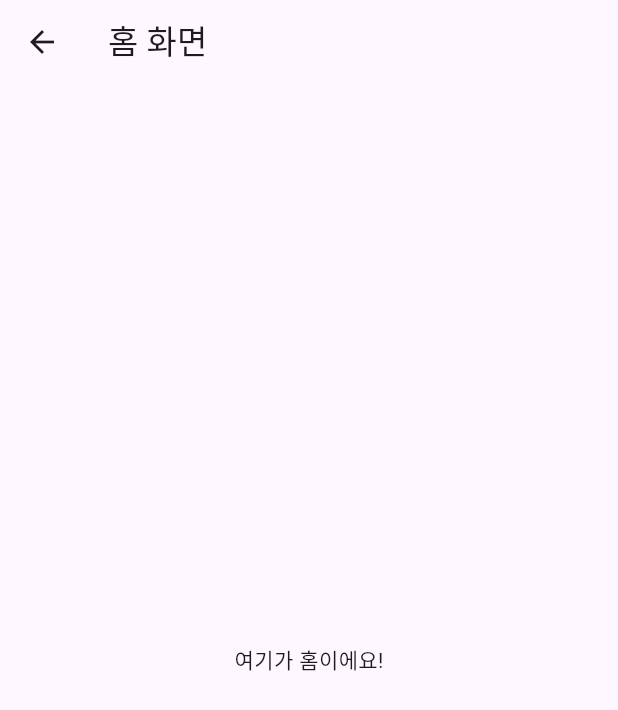
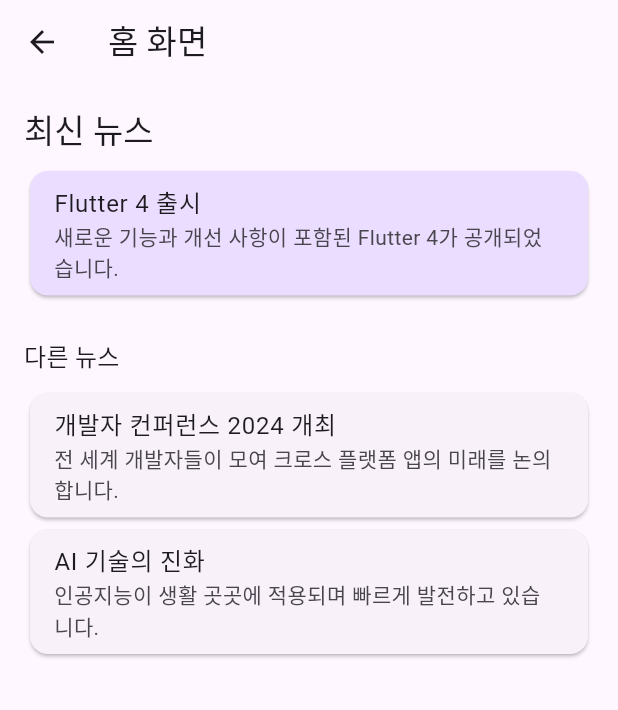
Before and after one commit to kimeach/buillient_app, a Flutter app: the HomeScreen screen opened directly, on a phone screen of 412 x 824 dp. Shown: the top 710 px of the screen. Run offline on Flutter 3.47's test engine with Material 3 defaults, Android fonts, the phone set to English and light mode, and no system bars; our stand-ins replace auto_route.

Commit message:
Update home screen with latest news section

```diff
--- a/lib/home/screens/home_screen.dart
+++ b/lib/home/screens/home_screen.dart
@@ -7,9 +7,54 @@
 
   @override
   Widget build(BuildContext context) {
+    final List<Map<String, String>> articles = [
+      {
+        'title': 'Flutter 4 출시',
+        'description': '새로운 기능과 개선 사항이 포함된 Flutter 4가 공개되었습니다.',
+      },
+      {
+        'title': '개발자 컨퍼런스 2024 개최',
+        'description': '전 세계 개발자들이 모여 크로스 플랫폼 앱의 미래를 논의합니다.',
+      },
+      {
+        'title': 'AI 기술의 진화',
+        'description': '인공지능이 생활 곳곳에 적용되며 빠르게 발전하고 있습니다.',
+      },
+    ];
+
     return Scaffold(
       appBar: AppBar(title: const Text('홈 화면')),
-      body: const Center(child: Text('여기가 홈이에요!')),
+      body: ListView(
+        padding: const EdgeInsets.all(16),
+        children: [
+          Text(
+            '최신 뉴스',
+            style: Theme.of(context).textTheme.titleLarge,
+          ),
+          const SizedBox(height: 8),
+          Card(
+            color: Theme.of(context).colorScheme.primaryContainer,
+            child: ListTile(
+              title: Text(articles.first['title']!),
+              subtitle: Text(articles.first['description']!),
+            ),
+          ),
+          const SizedBox(height: 24),
+          Text(
+            '다른 뉴스',
+            style: Theme.of(context).textTheme.titleMedium,
+          ),
+          const SizedBox(height: 8),
+          ...articles.skip(1).map(
+            (article) => Card(
+              child: ListTile(
+                title: Text(article['title']!),
+                subtitle: Text(article['description']!),
+              ),
+            ),
+          ),
+        ],
+      ),
     );
   }
 }
```
